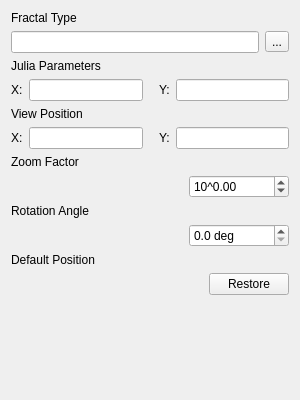
mimecorg/fraqtive, file src/parameterspage.ui: the form before one commit.
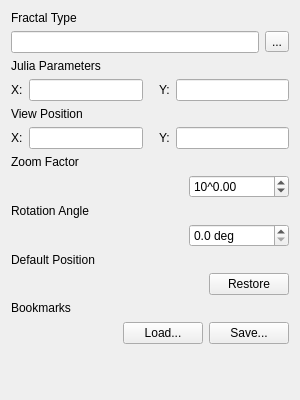
The form after the commit. Custom widgets are drawn as their Qt base class.

Commit message: managing bookmarks and presets

```diff
--- a/src/parameterspage.ui
+++ b/src/parameterspage.ui
@@ -277,6 +277,44 @@
      </item>
     </layout>
    </item>
+   <item>
+    <widget class="QLabel" name="labelBookmarks" >
+     <property name="text" >
+      <string>Bookmarks</string>
+     </property>
+    </widget>
+   </item>
+   <item>
+    <layout class="QHBoxLayout" >
+     <item>
+      <spacer>
+       <property name="orientation" >
+        <enum>Qt::Horizontal</enum>
+       </property>
+       <property name="sizeHint" >
+        <size>
+         <width>84</width>
+         <height>25</height>
+        </size>
+       </property>
+      </spacer>
+     </item>
+     <item>
+      <widget class="QPushButton" name="buttonLoad" >
+       <property name="text" >
+        <string>Load...</string>
+       </property>
+      </widget>
+     </item>
+     <item>
+      <widget class="QPushButton" name="buttonSave" >
+       <property name="text" >
+        <string>Save...</string>
+       </property>
+      </widget>
+     </item>
+    </layout>
+   </item>
    <item>
     <spacer>
      <property name="orientation" >
@@ -285,7 +323,7 @@
      <property name="sizeHint" >
       <size>
        <width>20</width>
-       <height>40</height>
+       <height>21</height>
       </size>
      </property>
     </spacer>
```
The commit also changes 40 other files.
